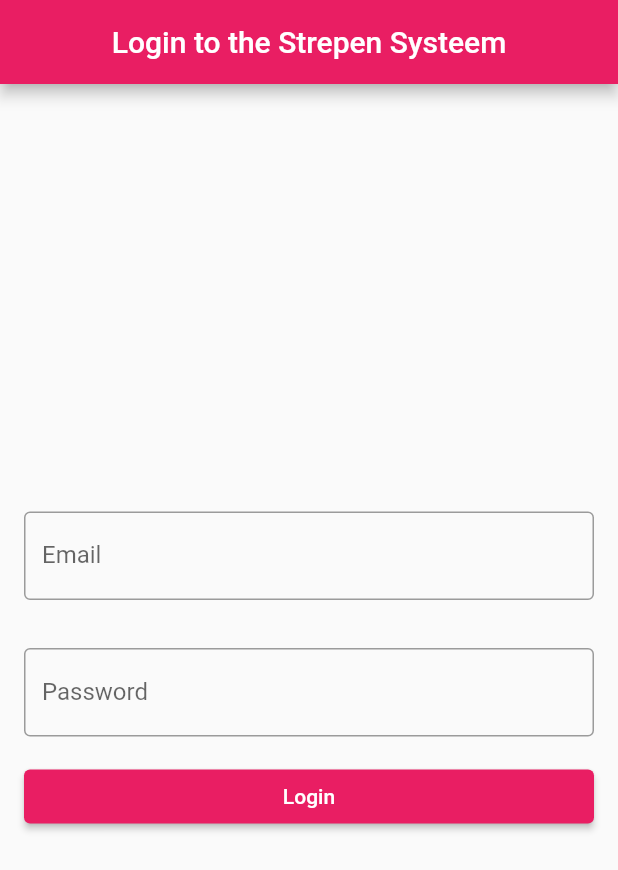
After one commit to bplaat/strepen, a Flutter app: the screen it shows after launch, after a tap on "Login", on a phone screen of 412 x 824 dp. The commit adds this screen. Shown: the top 870 px of the screen. Run offline on Flutter 3.47's test engine with Material 2 defaults, Android fonts, the phone set to English and light mode, and no system bars; network calls fail.

Commit message:
Add basic flutter login screen

```diff
--- a/client/lib/main.dart
+++ b/client/lib/main.dart
@@ -1,4 +1,5 @@
 import 'package:flutter/material.dart';
+import 'screens/login.dart';
 
 void main() => runApp(App());
 
@@ -7,7 +8,11 @@ class App extends StatelessWidget {
     Widget build(BuildContext context) {
         return MaterialApp(
             title: 'Strepen',
-            home: Home(),
+            debugShowCheckedModeBanner: false,
+            theme: ThemeData(
+                primarySwatch: Colors.pink
+            ),
+            home: Login(),
         );
     }
 }
--- /dev/null
+++ b/client/lib/screens/login.dart
@@ -0,0 +1,62 @@
+import 'package:flutter/material.dart';
+import 'package:http/http.dart' as http;
+
+class Login extends StatefulWidget {
+    @override
+    State createState() {
+        return _LoginState();
+    }
+}
+
+class _LoginState extends State {
+    void login() async {
+        print(await http.get(Uri.parse('http://strepen.local/')));
+        // TODO
+    }
+
+    @override
+    Widget build(BuildContext context) {
+        return Scaffold(
+            appBar: AppBar(
+                centerTitle: true,
+                title: const Text('Login to the Strepen Systeem'),
+            ),
+            body: Padding(
+                padding: EdgeInsets.all(16.0),
+                child: Column(
+                    mainAxisAlignment: MainAxisAlignment.center,
+                    children: [
+                        Container(
+                            margin: EdgeInsets.symmetric(vertical: 16),
+                            child: TextField(
+                                decoration: InputDecoration(
+                                    border: OutlineInputBorder(),
+                                    labelText: 'Email'
+                                )
+                            )
+                        ),
+
+                        Container(
+                            margin: EdgeInsets.symmetric(vertical: 16),
+                            child: TextField(
+                            obscureText: true,
+                                decoration: InputDecoration(
+                                    border: OutlineInputBorder(),
+                                    labelText: 'Password'
+                                )
+                            )
+                        ),
+
+                        SizedBox(
+                            width: double.infinity,
+                            child: ElevatedButton(
+                                onPressed: login,
+                                child: Text('Login')
+                            )
+                        )
+                    ]
+                )
+            )
+        );
+    }
+}
--- a/client/pubspec.yaml
+++ b/client/pubspec.yaml
@@ -34,6 +34,7 @@ dependencies:
   # The following adds the Cupertino Icons font to your application.
   # Use with the CupertinoIcons class for iOS style icons.
   cupertino_icons: ^1.0.2
+  http: ^0.13.3
 
 dev_dependencies:
   flutter_test:
```
Also changed, not shown: client/pubspec.lock, 1 other file.
